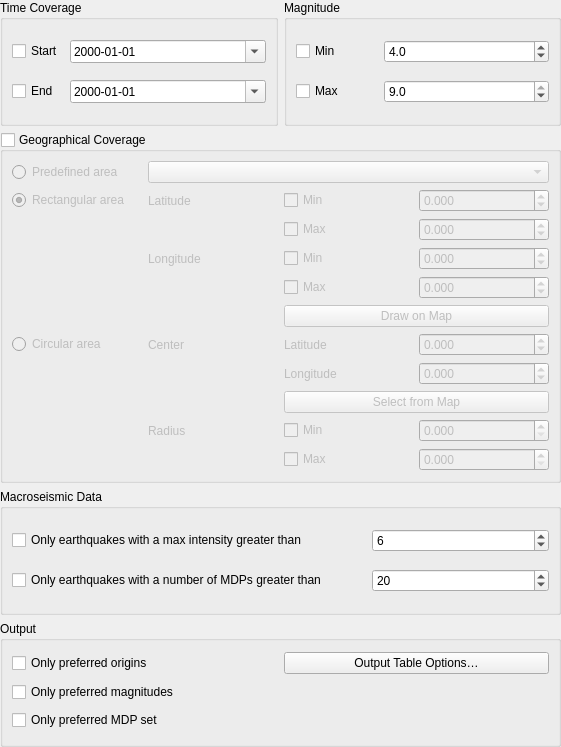
Qt form qquake/ui/filter_parameter_widget_base.ui (INGV/qquake) before a commit.
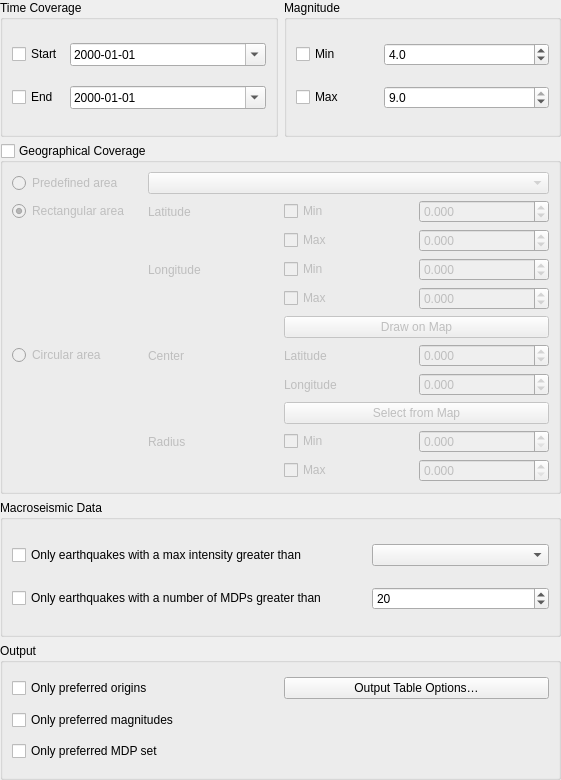
The same form after that commit.

Commit message: Use a combobox for max intensity filter (fixes #11)

```diff
--- a/qquake/ui/filter_parameter_widget_base.ui
+++ b/qquake/ui/filter_parameter_widget_base.ui
@@ -7,7 +7,7 @@
     <x>0</x>
     <y>0</y>
     <width>561</width>
-    <height>747</height>
+    <height>780</height>
    </rect>
   </property>
   <property name="windowTitle">
@@ -477,14 +477,7 @@
        </widget>
       </item>
       <item row="0" column="1">
-       <widget class="QSpinBox" name="earthquake_max_intensity_greater_spin">
-        <property name="minimum">
-         <number>1</number>
-        </property>
-        <property name="value">
-         <number>6</number>
-        </property>
-       </widget>
+       <widget class="QComboBox" name="earthquake_max_intensity_greater_combo"/>
       </item>
      </layout>
     </widget>
```
The commit also changes 1 other file.
